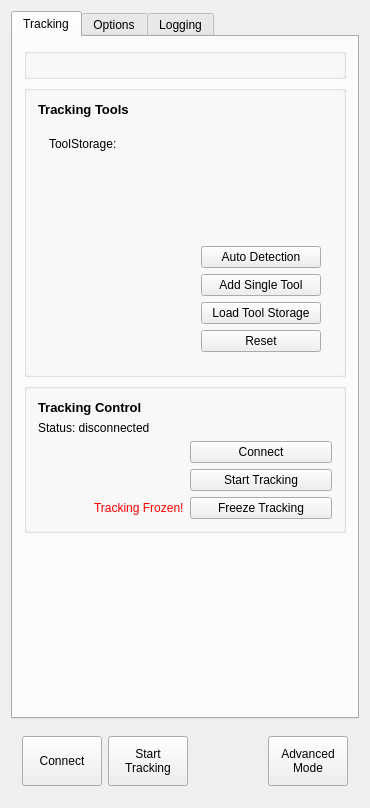
Above: Plugins/org.mitk.gui.qt.igttracking/src/internal/QmitkMITKIGTTrackingToolboxViewControls.ui from MITK/MITK before the change. Below: the same form after it.
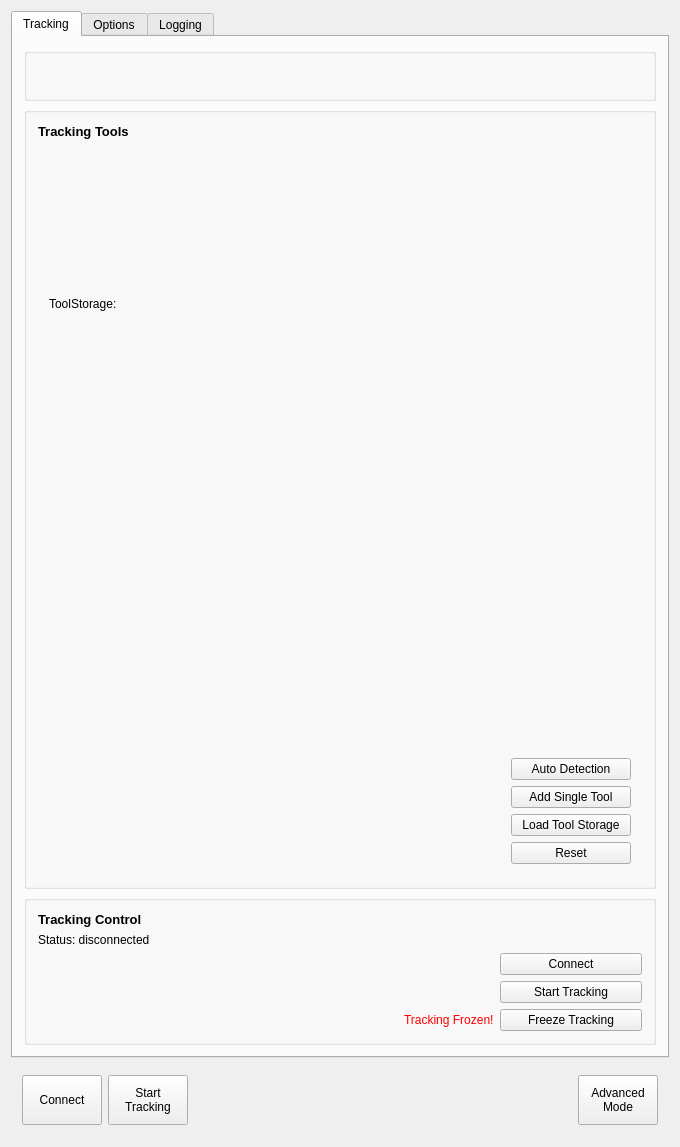
That is the form after the change. Custom widgets are drawn as their Qt base class.

Commit message: Change size policy, remove spacers, change widget type

Patch:
```diff
--- a/Plugins/org.mitk.gui.qt.igttracking/src/internal/QmitkMITKIGTTrackingToolboxViewControls.ui
+++ b/Plugins/org.mitk.gui.qt.igttracking/src/internal/QmitkMITKIGTTrackingToolboxViewControls.ui
@@ -6,8 +6,8 @@
    <rect>
     <x>0</x>
     <y>0</y>
-    <width>370</width>
-    <height>723</height>
+    <width>680</width>
+    <height>1147</height>
    </rect>
   </property>
   <property name="minimumSize">
@@ -33,7 +33,7 @@
        <item>
         <widget class="QGroupBox" name="groupBox_3">
          <property name="sizePolicy">
-          <sizepolicy hsizetype="Preferred" vsizetype="Fixed">
+          <sizepolicy hsizetype="Preferred" vsizetype="Preferred">
            <horstretch>0</horstretch>
            <verstretch>0</verstretch>
           </sizepolicy>
@@ -47,21 +47,22 @@
          <property name="maximumSize">
           <size>
            <width>16777215</width>
-           <height>280</height>
+           <height>220</height>
           </size>
          </property>
          <property name="title">
           <string/>
          </property>
-         <layout class="QVBoxLayout" name="verticalLayout_4">
-          <item>
-           <widget class="QmitkTrackingDeviceConfigurationWidget" name="m_configurationWidget" native="true">
+         <layout class="QVBoxLayout" name="verticalLayout_4" stretch="0">
+          <item alignment="Qt::AlignTop">
+           <widget class="QmitkTrackingDeviceConfigurationWidget" name="m_ConfigurationWidget" native="true">
             <property name="sizePolicy">
-             <sizepolicy hsizetype="Preferred" vsizetype="Fixed">
+             <sizepolicy hsizetype="Preferred" vsizetype="Preferred">
               <horstretch>0</horstretch>
               <verstretch>0</verstretch>
              </sizepolicy>
             </property>
+            <layout class="QVBoxLayout" name="verticalLayout_18"/>
            </widget>
           </item>
          </layout>
@@ -137,7 +138,7 @@
                 <property name="minimumSize">
                  <size>
                   <width>200</width>
-                  <height>80</height>
+                  <height>0</height>
                  </size>
                 </property>
                </widget>
@@ -356,19 +357,6 @@
          </layout>
         </widget>
        </item>
-       <item>
-        <spacer name="verticalSpacer">
-         <property name="orientation">
-          <enum>Qt::Vertical</enum>
-         </property>
-         <property name="sizeHint" stdset="0">
-          <size>
-           <width>20</width>
-           <height>40</height>
-          </size>
-         </property>
-        </spacer>
-       </item>
       </layout>
      </widget>
      <widget class="QWidget" name="tab_2">
@@ -941,18 +929,18 @@
  </widget>
  <layoutdefault spacing="6" margin="11"/>
  <customwidgets>
-  <customwidget>
-   <class>QmitkTrackingDeviceConfigurationWidget</class>
-   <extends>QWidget</extends>
-   <header>QmitkTrackingDeviceConfigurationWidget.h</header>
-   <container>1</container>
-  </customwidget>
   <customwidget>
    <class>QmitkToolTrackingStatusWidget</class>
    <extends>QWidget</extends>
    <header>QmitkToolTrackingStatusWidget.h</header>
    <container>1</container>
   </customwidget>
+  <customwidget>
+   <class>QmitkTrackingDeviceConfigurationWidget</class>
+   <extends>QWidget</extends>
+   <header>QmitkTrackingDeviceConfigurationWidget.h</header>
+   <container>1</container>
+  </customwidget>
   <customwidget>
    <class>QmitkNavigationToolCreationWidget</class>
    <extends>QWidget</extends>
```
Left out of the diff: 10 changed lines with no effect on the pictures. The commit also changes 3 other files.
